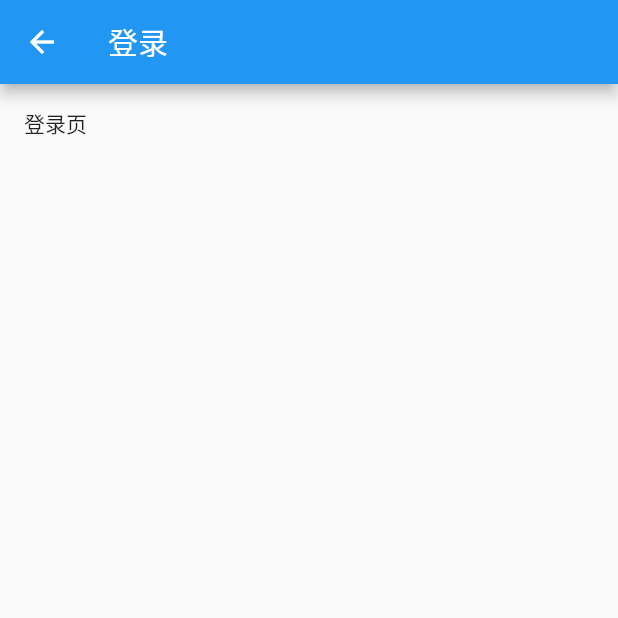
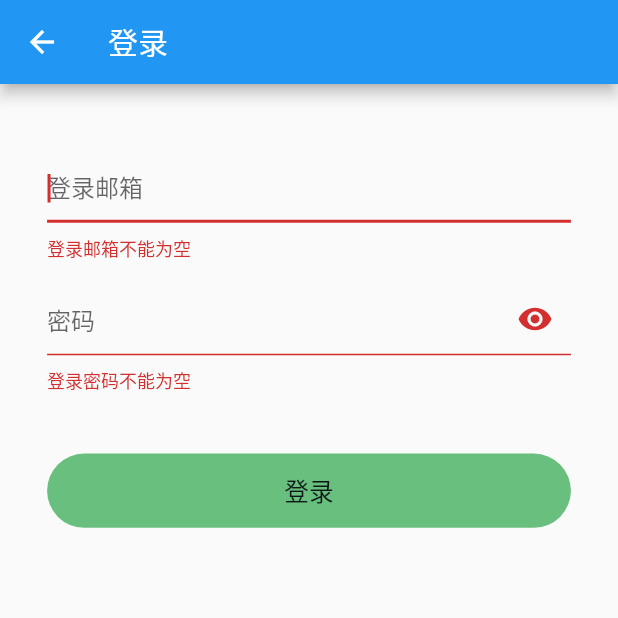
Before and after one commit to ga1gi7nang5/flutter_-github, a Flutter app: the screen it shows after launch, after a tap on "Sign in", on a phone screen of 412 x 824 dp, the top half of it. Run offline on Flutter 3.47's test engine with Material 2 defaults, Android fonts, the phone set to English and light mode, and no system bars; our stand-ins replace flutter_screenutil, shared_preferences; generated files the repository leaves out were written again; statements that could not run were skipped.

Commit message:
refactor: 完成登录页面的基本布局

```diff
--- a/lib/common/index.dart
+++ b/lib/common/index.dart
@@ -1 +1,2 @@
 export 'global.dart';
+export 'show_loading_fun.dart';
--- a/lib/routes/login_page.dart
+++ b/lib/routes/login_page.dart
@@ -11,9 +11,37 @@ class LoginPage extends StatefulWidget {
 
 class _LoginPageState extends State<LoginPage> {
 
+  TextEditingController _nameController = new TextEditingController();
+  TextEditingController _passwordController = new TextEditingController();
+  // 密码是否明文显示
+  bool passwordShow = false;
+  GlobalKey _formKey = new GlobalKey<FormState>();
+  bool _nameAutoFocus = false;
+  bool _isLoginBtnDisabled = true;
+
+
   @override
   void initState() {
+    _nameController.text = Global.profile.lastLogin;
+    print(_nameController.text != null);
+    if (_nameController.text != null) {
+      _nameAutoFocus = true;
+    }
     super.initState();
+  }
+
+  void _onLogin() async {
+    if ((_formKey.currentState as FormState).validate()) {
+      showLoading(context);
+    }
+  }
+
+  VoidCallback _getLoginClickListener() {
+    if (_isLoginBtnDisabled) {
+      return null;
+    } else {
+      return _onLogin;
+    }
   }
 
   @override
@@ -23,7 +51,60 @@ class _LoginPageState extends State<LoginPage> {
       appBar: AppBar(title: Text('登录'),),
       body: Padding(
         padding: EdgeInsets.all(16),
-        child: Text('登录页'),
+        child: Form(
+          key: _formKey,
+          autovalidate: true,
+          child: Padding(
+            padding: EdgeInsets.only(top: ScreenUtil().setWidth(52), left: ScreenUtil().setWidth(28), right: ScreenUtil().setWidth(28)),
+            child: Column(
+              children: <Widget>[
+                TextFormField(
+                  controller: _nameController,
+                  autofocus: _nameAutoFocus,
+                  decoration: InputDecoration(
+                    hintText: '登录邮箱',
+                  ),
+                  validator: (v) {
+                    return v.trim().isNotEmpty ? null : '登录邮箱不能为空';
+                  }
+                ),
+                Container(
+                  height: ScreenUtil().setWidth(26),
+                ),
+                TextFormField(
+                    controller: _passwordController,
+                    autofocus: !_nameAutoFocus,
+                    decoration: InputDecoration(
+                      hintText: '密码',
+                      suffixIcon: IconButton(
+                        icon: Icon(passwordShow ? Icons.visibility_off : Icons.visibility),
+                        onPressed: () {
+                          setState(() {
+                            passwordShow = !passwordShow;
+                          });
+                        },
+                      )
+                    ),
+                    validator: (v) {
+                      return v.trim().isNotEmpty ? null : '登录密码不能为空';
+                    }
+                ),
+                Container(
+                  margin: EdgeInsets.only(top: ScreenUtil().setWidth(72)),
+                  width: double.infinity,
+                  height: ScreenUtil().setWidth(90),
+                  child: FlatButton(
+                    onPressed: _getLoginClickListener(),
+                    color: Color(0xff28a745),
+                    disabledColor: Color(0xff69bf7d),
+                    shape: RoundedRectangleBorder(borderRadius: BorderRadius.all(Radius.circular(ScreenUtil().setWidth(90) / 2))),
+                    child: Text('登录', style: TextStyle(color: Color(0xff0d1917), fontSize: ScreenUtil().setSp(30)),),
+                  )
+                ),
+              ],
+            ),
+          ),
+        ),
       ),
     );
   }
```
Also changed, not shown: lib/common/show_loading_fun.dart (added, +45 -0 lines).
